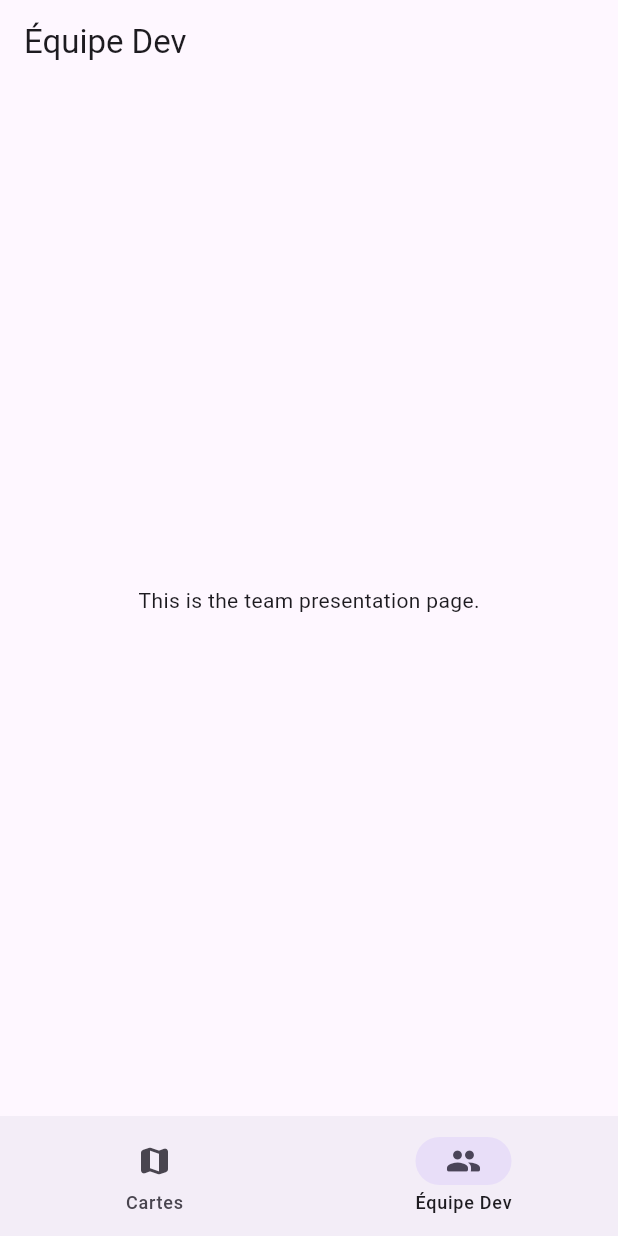
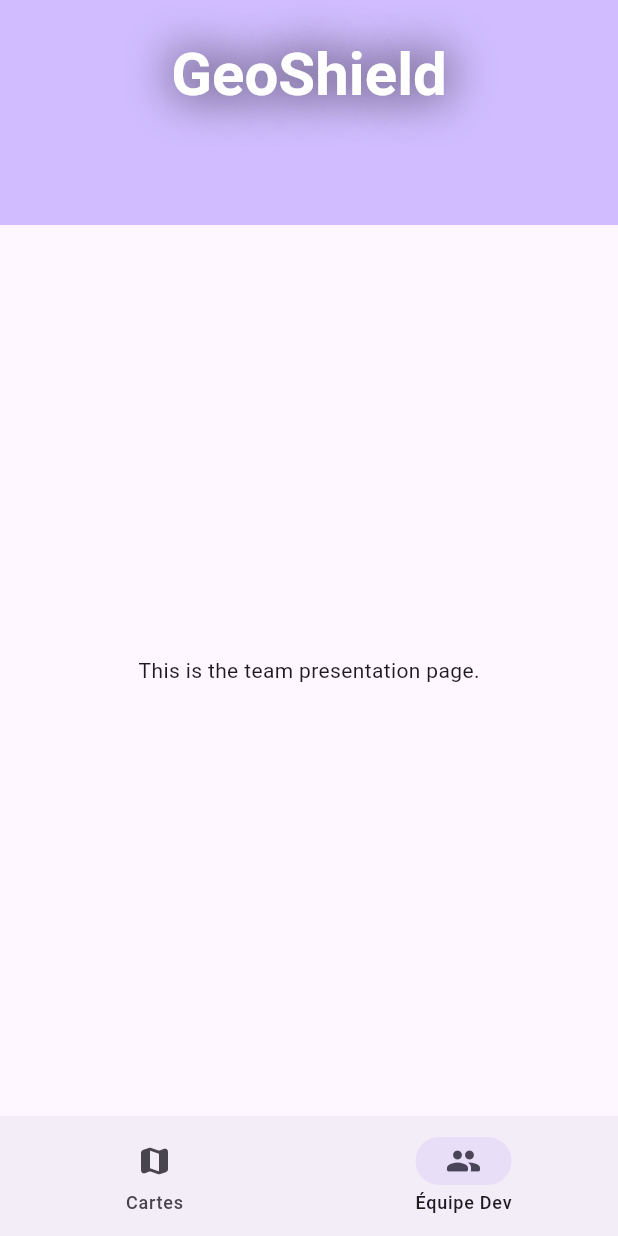
Before and after one commit to Andreea-Maria1/PolyHx-2025, a Flutter app: the screen it shows after launch, item 2 of the bottom bar chosen, on a phone screen of 412 x 824 dp. Run offline on Flutter 3.47's test engine with Material 3 defaults, Android fonts, the phone set to English and light mode, and no system bars; our stand-ins replace flutter_map, latlong2.

Commit message:
Added Header component and fixed bugs with navigation

```diff
--- /dev/null
+++ b/lib/components/header.dart
@@ -0,0 +1,32 @@
+import 'package:flutter/material.dart';
+
+class Header extends StatelessWidget implements PreferredSize {
+  const Header({
+    super.key,
+  });
+
+  @override
+  Size get preferredSize => const Size.fromHeight(150.0);
+
+  @override
+  Widget get child => throw UnimplementedError();
+
+  @override
+  Widget build(BuildContext context) {
+    return AppBar(
+      toolbarHeight: 100,
+      backgroundColor: Theme.of(context).colorScheme.inversePrimary,
+      title: Center(
+        child: Text(
+          "GeoShield",
+          style: TextStyle(
+            shadows: const [BoxShadow(color: Colors.black, blurRadius: 40)],
+            color: Theme.of(context).colorScheme.onPrimary,
+            fontSize: 40,
+            fontWeight: FontWeight.bold,
+          ),
+        ),
+      ),
+    );
+  }
+}
--- a/lib/main.dart
+++ b/lib/main.dart
@@ -1,5 +1,5 @@
 import 'package:flutter/material.dart';
-import 'package:geoshield/pages/map_page.dart';
+import 'package:geoshield/pages/home-page.dart';
 import 'package:geoshield/pages/dev_team_page.dart';
 import 'package:geoshield/components/navbar.dart';
 
@@ -18,7 +18,7 @@ class _MyAppState extends State<MyApp> {
   int _selectedIndex = 0;
 
   final List<Widget> _pages = [
-    const MapPage(),
+    const HomePage(title: "GeoShield"),
     const DevTeamPage(),
   ];
 
--- a/lib/pages/dev_team_page.dart
+++ b/lib/pages/dev_team_page.dart
@@ -1,15 +1,14 @@
 import 'package:flutter/material.dart';
+import 'package:geoshield/components/header.dart';
 
 class DevTeamPage extends StatelessWidget {
   const DevTeamPage({super.key});
 
   @override
   Widget build(BuildContext context) {
-    return Scaffold(
-      appBar: AppBar(
-        title: const Text('Équipe Dev'),
-      ),
-      body: const Center(
+    return const Scaffold(
+      appBar: Header(),
+      body: Center(
         child: Text('This is the team presentation page.'),
       ),
     );
```
Also changed, not shown: lib/components/map_screen.dart (+13 -8 lines), lib/pages/home-page.dart (+5 -22 lines), lib/pages/map_page.dart (deleted, +0 -14 lines), pubspec.lock.
